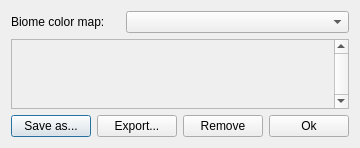
Old version of the form src/biomecolordialog.ui in the repository Cubitect/cubiomes-viewer.
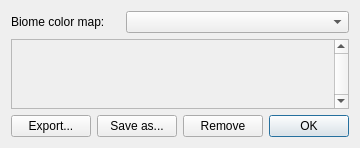
New version of the form. Icons and pictures are not drawn.

Commit message: Prefer standard buttons instead of custom buttons + translation update

Diff of the .ui file:
```diff
--- a/src/biomecolordialog.ui
+++ b/src/biomecolordialog.ui
@@ -32,13 +32,6 @@
    </item>
    <item row="3" column="0" colspan="3">
     <layout class="QHBoxLayout" name="horizontalLayout">
-     <item>
-      <widget class="QPushButton" name="buttonSaveAs">
-       <property name="text">
-        <string>Save as...</string>
-       </property>
-      </widget>
-     </item>
      <item>
       <widget class="QPushButton" name="buttonExport">
        <property name="text">
@@ -46,6 +39,13 @@
        </property>
       </widget>
      </item>
+     <item>
+      <widget class="QPushButton" name="buttonSaveAs">
+       <property name="text">
+        <string>Save as...</string>
+       </property>
+      </widget>
+     </item>
      <item>
       <widget class="QPushButton" name="buttonRemove">
        <property name="text">
@@ -54,9 +54,9 @@
       </widget>
      </item>
      <item>
-      <widget class="QPushButton" name="buttonOk">
-       <property name="text">
-        <string>Ok</string>
+      <widget class="QDialogButtonBox" name="buttonBox">
+       <property name="standardButtons">
+        <set>QDialogButtonBox::Ok</set>
        </property>
       </widget>
      </item>
```
The commit also changes 8 other files.
